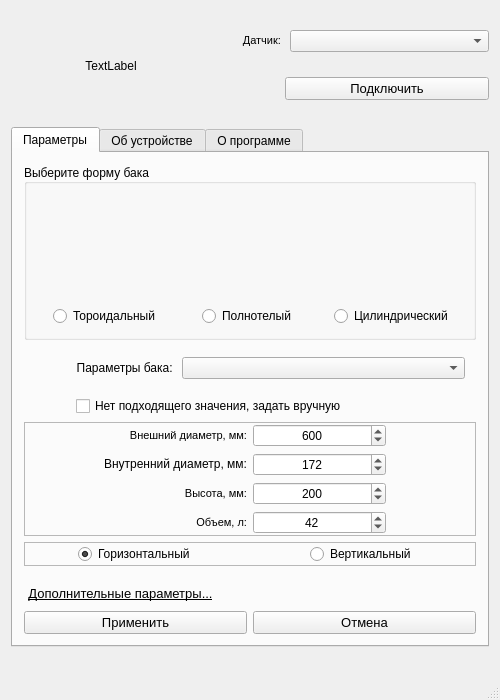
Qt form ComSetup/mainwindow.ui (Anton-Fat/Screen_Tool_Setup) before a commit.
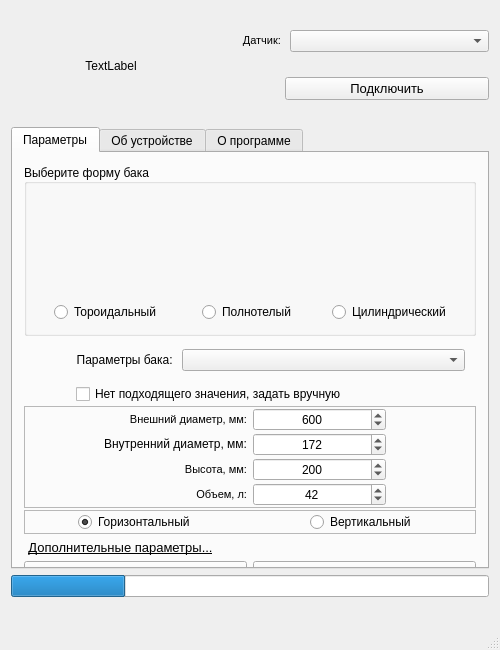
The same form after that commit.

Commit message: Add resize window from moves and diagnostics window. Version 0.91 Beta for Testing.

Patch:
```diff
--- a/ComSetup/mainwindow.ui
+++ b/ComSetup/mainwindow.ui
@@ -7,11 +7,11 @@
     <x>0</x>
     <y>0</y>
     <width>500</width>
-    <height>700</height>
+    <height>650</height>
    </rect>
   </property>
   <property name="sizePolicy">
-   <sizepolicy hsizetype="Minimum" vsizetype="Minimum">
+   <sizepolicy hsizetype="Maximum" vsizetype="Expanding">
     <horstretch>0</horstretch>
     <verstretch>0</verstretch>
    </sizepolicy>
@@ -19,13 +19,13 @@
   <property name="minimumSize">
    <size>
     <width>500</width>
-    <height>700</height>
+    <height>600</height>
    </size>
   </property>
   <property name="maximumSize">
    <size>
-    <width>600</width>
-    <height>800</height>
+    <width>800</width>
+    <height>1000</height>
    </size>
   </property>
   <property name="windowTitle">
@@ -131,7 +131,7 @@
     <item>
      <widget class="QTabWidget" name="tabWidget">
       <property name="sizePolicy">
-       <sizepolicy hsizetype="Minimum" vsizetype="Minimum">
+       <sizepolicy hsizetype="Maximum" vsizetype="Minimum">
         <horstretch>0</horstretch>
         <verstretch>0</verstretch>
        </sizepolicy>
@@ -153,7 +153,7 @@
       </property>
       <widget class="QWidget" name="tab">
        <property name="sizePolicy">
-        <sizepolicy hsizetype="Minimum" vsizetype="Minimum">
+        <sizepolicy hsizetype="Maximum" vsizetype="Minimum">
          <horstretch>0</horstretch>
          <verstretch>0</verstretch>
         </sizepolicy>
@@ -162,13 +162,16 @@
         <string>Параметры</string>
        </attribute>
        <layout class="QVBoxLayout" name="verticalLayout_2" stretch="0,0,0,0,0,0,0,0">
+        <property name="spacing">
+         <number>2</number>
+        </property>
         <property name="sizeConstraint">
          <enum>QLayout::SetMinimumSize</enum>
         </property>
         <item>
          <widget class="QGroupBox" name="groupBox_2">
           <property name="sizePolicy">
-           <sizepolicy hsizetype="Preferred" vsizetype="Minimum">
+           <sizepolicy hsizetype="Minimum" vsizetype="Minimum">
             <horstretch>0</horstretch>
             <verstretch>0</verstretch>
            </sizepolicy>
@@ -189,6 +192,9 @@
            <property name="sizeConstraint">
             <enum>QLayout::SetMinimumSize</enum>
            </property>
+           <property name="spacing">
+            <number>2</number>
+           </property>
            <item row="0" column="2">
             <widget class="QLabel" name="label_image_3">
              <property name="minimumSize">
@@ -284,6 +290,12 @@
         </item>
         <item>
          <widget class="QWidget" name="widget_combo" native="true">
+          <property name="sizePolicy">
+           <sizepolicy hsizetype="Expanding" vsizetype="Preferred">
+            <horstretch>0</horstretch>
+            <verstretch>0</verstretch>
+           </sizepolicy>
+          </property>
           <layout class="QHBoxLayout" name="horizontalLayout_8" stretch="1,2">
            <property name="sizeConstraint">
             <enum>QLayout::SetMinimumSize</enum>
@@ -352,6 +364,9 @@
              </property>
              <item>
               <layout class="QVBoxLayout" name="verticalLayout_9">
+               <property name="spacing">
+                <number>2</number>
+               </property>
                <property name="leftMargin">
                 <number>0</number>
                </property>
@@ -412,6 +427,9 @@
              </item>
              <item>
               <layout class="QVBoxLayout" name="verticalLayout_10">
+               <property name="spacing">
+                <number>2</number>
+               </property>
                <property name="leftMargin">
                 <number>0</number>
                </property>
@@ -497,7 +515,7 @@
                </property>
                <property name="sizeHint" stdset="0">
                 <size>
-                 <width>40</width>
+                 <width>20</width>
                  <height>20</height>
                 </size>
                </property>
@@ -563,7 +581,7 @@
           <property name="sizeHint" stdset="0">
            <size>
             <width>20</width>
-            <height>20</height>
+            <height>2</height>
            </size>
           </property>
          </spacer>
@@ -1016,6 +1034,16 @@
       </widget>
      </widget>
     </item>
+    <item>
+     <widget class="QProgressBar" name="progressBar">
+      <property name="value">
+       <number>24</number>
+      </property>
+      <property name="textVisible">
+       <bool>false</bool>
+      </property>
+     </widget>
+    </item>
     <item>
      <widget class="QLabel" name="label_status">
       <property name="sizePolicy">
```
Left out of the diff: 8 changed lines with no effect on the pictures. The commit also changes 7 other files.
